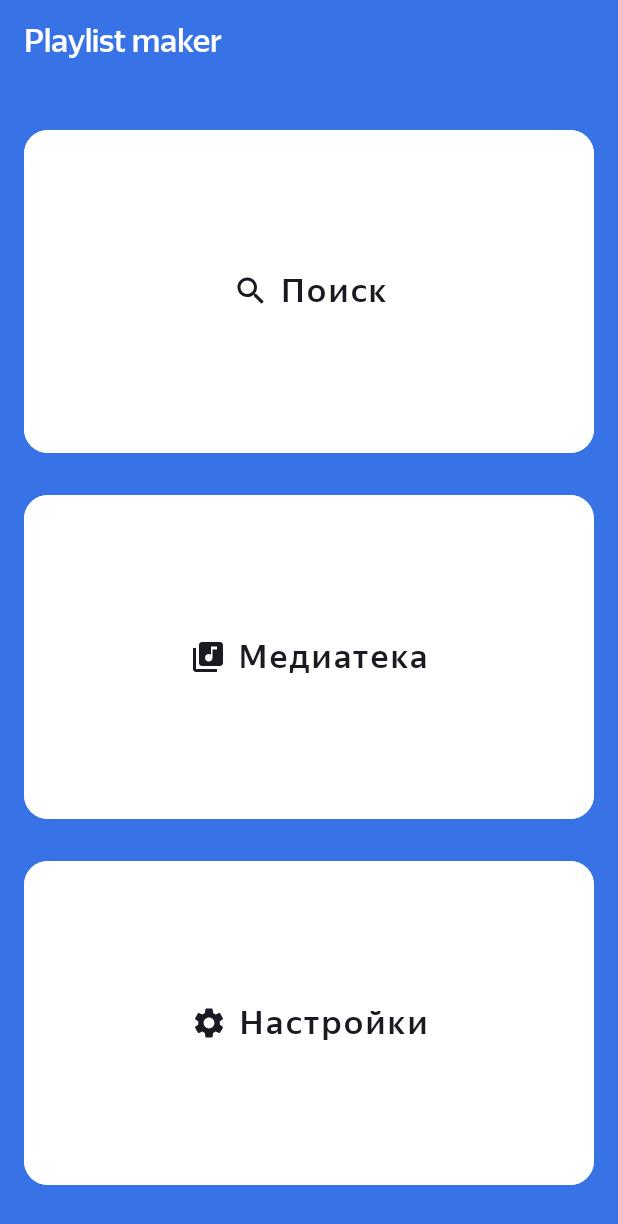
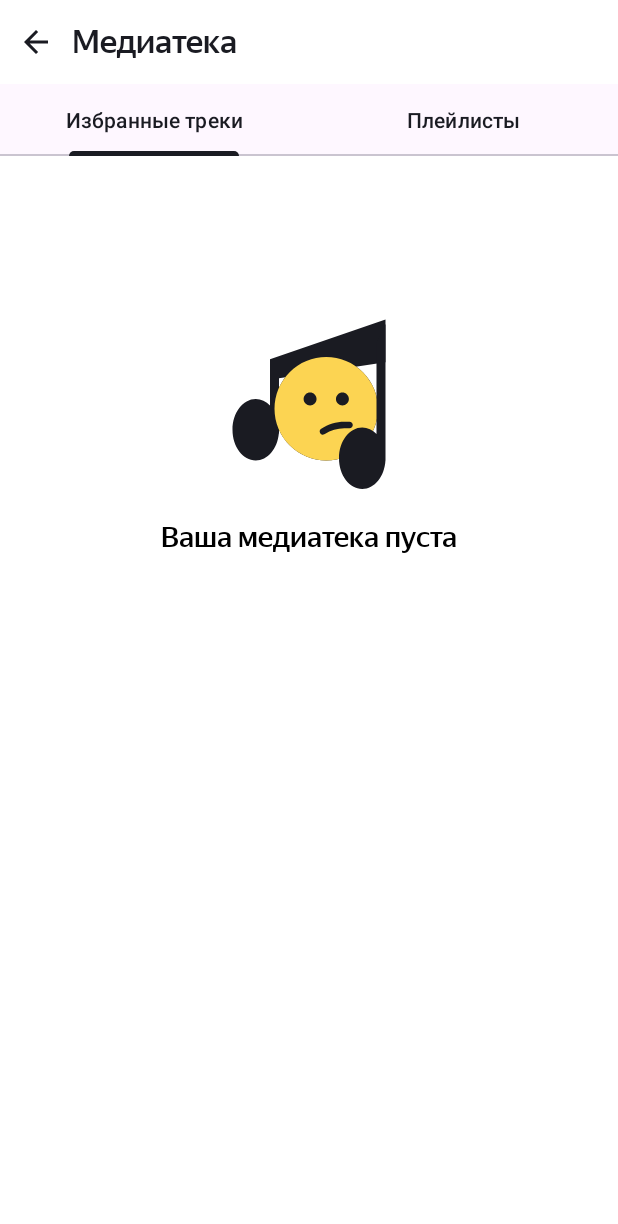
Before and after one commit to Mikle-04/PlayList, an Android app: the screen it shows after launch (MainActivity before the commit, MediaActivity after it), after a tap on "Медиатека", on a phone screen of 412 x 824 dp. Shown: the top 1224 px of the screen. Run offline under Robolectric (Android 15) with nearby library versions, the phone set to English and light mode, and no system bars.

Commit message:
Sprint_18

```diff
--- a/app/src/main/java/com/example/playlist/ui/mainActivity/MainActivity.kt
+++ b/app/src/main/java/com/example/playlist/ui/mainActivity/MainActivity.kt
@@ -5,6 +5,7 @@ import androidx.appcompat.app.AppCompatActivity
 import android.os.Bundle
 import android.widget.Button
 import com.example.playlist.R
+import com.example.playlist.ui.mediaActivity.MediaActivity
 import com.example.playlist.ui.settingActivity.SettingActivity
 import com.example.playlist.ui.searchActivity.SearchActivity
 
@@ -23,7 +24,8 @@ class MainActivity : AppCompatActivity() {
             startActivity(intentSearch)
         }
         btnMedia.setOnClickListener {
-
+            val mediaIntent = Intent(this, MediaActivity::class.java)
+            startActivity(mediaIntent)
         }
         btnSettings.setOnClickListener {
             val intentSetting = Intent(this, SettingActivity::class.java)
--- /dev/null
+++ b/app/src/main/java/com/example/playlist/ui/mediaActivity/MediaActivity.kt
@@ -0,0 +1,43 @@
+package com.example.playlist.ui.mediaActivity
+
+import androidx.appcompat.app.AppCompatActivity
+import android.os.Bundle
+import com.example.playlist.R
+import com.example.playlist.databinding.ActivityMainBinding
+import com.example.playlist.databinding.ActivityMediaBinding
+import com.example.playlist.ui.mediaActivity.adapter.MediaViewPagerAdapter
+import com.google.android.material.tabs.TabLayoutMediator
+
+class MediaActivity : AppCompatActivity() {
+
+    private lateinit var binding : ActivityMediaBinding
+
+    private lateinit var tabMediator : TabLayoutMediator
+
+    override fun onCreate(savedInstanceState: Bundle?) {
+        super.onCreate(savedInstanceState)
+        binding = ActivityMediaBinding.inflate(layoutInflater)
+        setContentView(binding.root)
+
+        binding.viewPagerMedia.adapter = MediaViewPagerAdapter(supportFragmentManager, lifecycle)
+
+        binding.imgMediaBack.setOnClickListener {
+            finish()
+        }
+
+        tabMediator = TabLayoutMediator(binding.tabLayoutMedia, binding.viewPagerMedia){tab, position ->
+            when(position){
+                0 -> tab.text = "Избранные треки"
+                1 -> tab.text = "Плейлисты"
+            }
+
+        }
+
+        tabMediator.attach()
+    }
+
+    override fun onDestroy() {
+        super.onDestroy()
+        tabMediator.detach()
+    }
+}
--- /dev/null
+++ b/app/src/main/java/com/example/playlist/ui/mediaActivity/adapter/MediaViewPagerAdapter.kt
@@ -0,0 +1,22 @@
+package com.example.playlist.ui.mediaActivity.adapter
+
+import androidx.fragment.app.Fragment
+import androidx.fragment.app.FragmentManager
+import androidx.lifecycle.Lifecycle
+import androidx.viewpager2.adapter.FragmentStateAdapter
+import com.example.playlist.ui.mediaActivity.fragment.FavouritesFragment
+import com.example.playlist.ui.mediaActivity.fragment.PlayListFragment
+
+class MediaViewPagerAdapter(fragmentManager: FragmentManager, lifecycle: Lifecycle)
+    : FragmentStateAdapter(fragmentManager, lifecycle){
+    override fun getItemCount(): Int {
+        return 2
+    }
+
+    override fun createFragment(position: Int): Fragment {
+        return when(position){
+            0 -> FavouritesFragment()
+            else -> PlayListFragment()
+        }
+    }
+}
--- /dev/null
+++ b/app/src/main/java/com/example/playlist/ui/mediaActivity/fragment/FavouritesFragment.kt
@@ -0,0 +1,33 @@
+package com.example.playlist.ui.mediaActivity.fragment
+
+import android.os.Bundle
+import android.view.LayoutInflater
+import android.view.View
+import android.view.ViewGroup
+import androidx.fragment.app.Fragment
+import com.example.playlist.databinding.FragmentFavouritesBinding
+import com.example.playlist.ui.mediaActivity.viewModel.FavoriteFragmentViewModel
+import org.koin.androidx.viewmodel.ext.android.viewModel
+
+
+class FavouritesFragment : Fragment(){
+
+    private val viewModel : FavoriteFragmentViewModel by viewModel()
+
+    private var _binding :FragmentFavouritesBinding? = null
+    private val binding get() = _binding!!
+
+    override fun onCreateView(
+        inflater: LayoutInflater,
+        container: ViewGroup?,
+        savedInstanceState: Bundle?
+    ): View {
+        _binding = FragmentFavouritesBinding.inflate(inflater, container, false)
+        return binding.root
+    }
+
+    override fun onViewCreated(view: View, savedInstanceState: Bundle?) {
+        super.onViewCreated(view, savedInstanceState)
+
+    }
+}
--- a/app/src/main/java/com/example/playlist/ui/playActivity/PlayActivity.kt
+++ b/app/src/main/java/com/example/playlist/ui/playActivity/PlayActivity.kt
@@ -20,7 +20,7 @@ import org.koin.core.parameter.parametersOf
 
 class PlayActivity : AppCompatActivity(){
 
-    val viewModel: PlayTrackViewModel by viewModel(){
+   private val viewModel: PlayTrackViewModel by viewModel(){
         parametersOf(intent.getStringExtra("preview_url"))
     }
 
--- /dev/null
+++ b/app/src/main/res/layout/activity_media.xml
@@ -0,0 +1,53 @@
+<?xml version="1.0" encoding="utf-8"?>
+<LinearLayout xmlns:android="http://schemas.android.com/apk/res/android"
+    xmlns:app="http://schemas.android.com/apk/res-auto"
+    xmlns:tools="http://schemas.android.com/tools"
+    android:layout_width="match_parent"
+    android:layout_height="match_parent"
+    android:orientation="vertical"
+    android:theme="@style/Base.Theme.PlayList"
+    android:background="?attr/colorPrimaryVariant"
+    tools:context=".ui.mediaActivity.MediaActivity">
+
+    <LinearLayout
+        android:layout_width="match_parent"
+        android:layout_height="56dp"
+        android:orientation="horizontal">
+
+        <ImageView
+            android:id="@+id/imgMediaBack"
+            android:layout_width="wrap_content"
+            android:layout_height="wrap_content"
+            android:layout_gravity="center_vertical"
+            android:padding="@dimen/size_12dp"
+            android:src="@drawable/ic_back_24" />
+
+        <TextView
+            android:layout_width="wrap_content"
+            android:layout_height="wrap_content"
+            android:layout_gravity="center_vertical"
+            android:fontFamily="@font/ys_display_medium"
+            android:paddingVertical="@dimen/size_12dp"
+            android:paddingEnd="134dp"
+            android:paddingBottom="@dimen/size_12dp"
+            android:text="@string/mediateka_activity"
+            android:textColor="?attr/colorOnSecondary"
+            android:textFontWeight="500"
+            android:textSize="@dimen/size_text_main" />
+
+    </LinearLayout>
+
+    <com.google.android.material.tabs.TabLayout
+        android:id="@+id/tabLayoutMedia"
+        android:layout_width="match_parent"
+        android:layout_height="48dp"
+        app:tabTextColor ="?attr/colorOnSecondary"
+        app:tabIndicatorColor="?attr/colorOnSecondary"
+        app:tabIndicatorFullWidth="false"
+/>
+    <androidx.viewpager2.widget.ViewPager2
+        android:id="@+id/viewPagerMedia"
+        android:layout_width="match_parent"
+        android:layout_height="match_parent"
+        />
+</LinearLayout>
--- a/app/src/main/res/layout/activity_search.xml
+++ b/app/src/main/res/layout/activity_search.xml
@@ -27,8 +27,7 @@
             android:layout_height="wrap_content"
             android:layout_gravity="center_vertical"
             android:fontFamily="@font/ys_display_medium"
-            android:paddingStart="@dimen/size_12dp"
-            android:paddingTop="10dp"
+            android:paddingVertical="@dimen/size_12dp"
             android:paddingEnd="134dp"
             android:paddingBottom="@dimen/size_12dp"
             android:text="@string/serch_activity"
--- /dev/null
+++ b/app/src/main/res/layout/fragment_favourites.xml
@@ -0,0 +1,28 @@
+<?xml version="1.0" encoding="utf-8"?>
+<LinearLayout xmlns:android="http://schemas.android.com/apk/res/android"
+    android:orientation="vertical"
+    android:layout_width="match_parent"
+    android:layout_height="match_parent"
+    android:theme="@style/Base.Theme.PlayList"
+    android:background="?attr/colorPrimaryVariant">
+
+    <ImageView
+        android:id="@+id/FavouritesEmptyImg"
+        android:layout_width="120dp"
+        android:layout_height="120dp"
+        style="@style/imgEmpty"
+        android:layout_marginTop="106dp"/>
+
+    <TextView
+        android:id="@+id/mediatekaEmptyText"
+        android:layout_width="312dp"
+        android:layout_height="wrap_content"
+        android:layout_marginTop="@dimen/size_16dp"
+        android:layout_gravity="center"
+        android:fontFamily="@font/ys_display_medium"
+        android:text="@string/mediateka_empty"
+        android:gravity="center"
+        android:textSize="@dimen/size_19dp"
+        android:textColor="?attr/colorSecondaryVariant"/>
+
+</LinearLayout>
--- a/app/src/main/res/values-night/themes.xml
+++ b/app/src/main/res/values-night/themes.xml
@@ -1,5 +1,5 @@
 <resources xmlns:tools="http://schemas.android.com/tools">
-    <!-- Base application theme. -->
+
     <style name="Base.Theme.PlayList" parent="Theme.Material3.DayNight.NoActionBar">
         <item name="colorPrimary">@color/black</item>
         <item name="colorSecondary">@color/black</item>
@@ -9,7 +9,10 @@
         <item name="colorSecondaryVariant">@color/white</item>
         <item name="colorOnBackground">@color/fiol</item>
         <item name="colorButtonNormal">@color/fiol</item>
+        <item name="color">@color/black</item>
     </style>
+
+    <style name="Theme.PlayList" parent="Base.Theme.PlayList" />
 
     <style name="MySwitch" parent="Theme.AppCompat.Light">
         <item name="colorControlActivated">@color/blue_switch</item>
--- a/app/src/main/res/values/strings.xml
+++ b/app/src/main/res/values/strings.xml
@@ -26,4 +26,8 @@
     <string name="year_str">Год</string>
     <string name="album_txt">Альбом</string>
     <string name="duration_str">Длительность</string>
+    <string name="mediateka_activity">Медиатека</string>
+    <string name="mediateka_empty">Ваша медиатека пуста</string>
+    <string name="playList_empty">Вы не создали\nни одного плейлиста</string>
+    <string name="new_playList">Новый плейлист</string>
 </resources>
--- a/app/src/main/res/values/themes.xml
+++ b/app/src/main/res/values/themes.xml
@@ -1,8 +1,8 @@
 
 <resources xmlns:tools="http://schemas.android.com/tools">
 
-    <style name="Base.Theme.PlayList" parent="Theme.MaterialComponents.DayNight.NoActionBar">
-        <item name="colorPrimary">@color/white</item>
+    <style name="Base.Theme.PlayList" parent="Theme.Material3.DayNight.NoActionBar">
+        <item name="colorPrimary">@color/blue</item>
         <item name="colorSecondary">@color/black</item>
         <item name="colorOnPrimary">@color/gray</item>
         <item name="colorOnSecondary">@color/fiol</item>
@@ -10,6 +10,7 @@
         <item name="colorSecondaryVariant">@color/black</item>
         <item name="colorOnBackground">@color/blue</item>
         <item name="colorButtonNormal">@color/gray</item>
+        <item name="color">@color/white</item>
     </style>
 
     <style name="Theme.PlayList" parent="Base.Theme.PlayList" />
```
Also changed, not shown: app/build.gradle (+8 -7 lines), app/src/main/AndroidManifest.xml (+8 -3 lines), app/src/main/java/com/example/playlist/ui/mediaActivity/fragment/PlayListFragment.kt (added, +33 -0 lines), app/src/main/java/com/example/playlist/ui/mediaActivity/viewModel/FavoriteFragmentViewModel.kt (added, +7 -0 lines), app/src/main/java/com/example/playlist/ui/mediaActivity/viewModel/PlayListFragmentViewModel.kt (added, +8 -0 lines), app/src/main/res/layout/fragment_play_list.xml (added, +37 -0 lines), app/src/main/res/values/styles.xml (+18 -0 lines).
